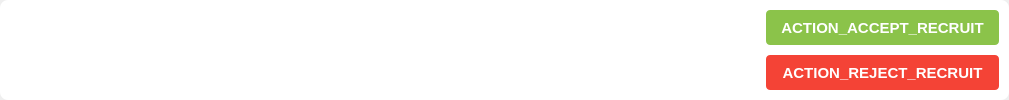
Scille/parsec-cloud, file parsec/core/gui/forms/enrollment_button.ui: the form before one commit.
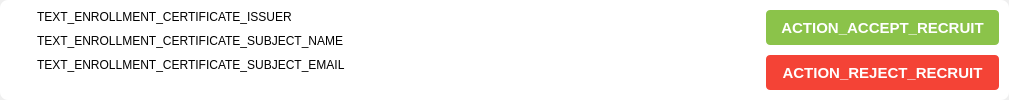
The form after the commit.

Commit message: [GUI] Use the new API for pki enrollments

The edit to the form file:
```diff
--- a/parsec/core/gui/forms/enrollment_button.ui
+++ b/parsec/core/gui/forms/enrollment_button.ui
@@ -109,24 +109,81 @@
        <number>10</number>
       </property>
       <item>
+       <widget class="QWidget" name="widget_cert_error" native="true">
        <layout class="QVBoxLayout" name="verticalLayout_2">
+         <property name="spacing">
+          <number>5</number>
+         </property>
         <property name="leftMargin">
-         <number>10</number>
-        </property>
+          <number>0</number>
+         </property>
+         <property name="topMargin">
+          <number>0</number>
+         </property>
         <property name="rightMargin">
-         <number>10</number>
-        </property>
+          <number>0</number>
+         </property>
+         <property name="bottomMargin">
+          <number>0</number>
+         </property>
         <item>
-         <widget class="QLabel" name="label_name">
-          <property name="sizePolicy">
-           <sizepolicy hsizetype="Expanding" vsizetype="Preferred">
-            <horstretch>0</horstretch>
-            <verstretch>0</verstretch>
-           </sizepolicy>
-          </property>
+          <widget class="QLabel" name="label_error">
+           <property name="text">
+            <string/>
+           </property>
+           <property name="wordWrap">
+            <bool>true</bool>
+           </property>
+          </widget>
+         </item>
+        </layout>
+       </widget>
+      </item>
+      <item>
+       <widget class="QWidget" name="widget_cert_infos" native="true">
+        <layout class="QFormLayout" name="formLayout">
+         <property name="horizontalSpacing">
+          <number>10</number>
+         </property>
+         <property name="verticalSpacing">
+          <number>10</number>
+         </property>
+         <property name="leftMargin">
+          <number>0</number>
+         </property>
+         <property name="topMargin">
+          <number>0</number>
+         </property>
+         <property name="rightMargin">
+          <number>0</number>
+         </property>
+         <property name="bottomMargin">
+          <number>0</number>
+         </property>
+         <item row="1" column="0">
+          <widget class="QLabel" name="label">
+           <property name="text">
+            <string>TEXT_ENROLLMENT_CERTIFICATE_SUBJECT_NAME</string>
+           </property>
+           <property name="wordWrap">
+            <bool>true</bool>
+           </property>
+          </widget>
+         </item>
+         <item row="0" column="0">
+          <widget class="QLabel" name="label_2">
+           <property name="text">
+            <string>TEXT_ENROLLMENT_CERTIFICATE_ISSUER</string>
+           </property>
+           <property name="wordWrap">
+            <bool>true</bool>
+           </property>
+          </widget>
+         </item>
+         <item row="0" column="1">
+          <widget class="QLabel" name="label_issuer">
           <property name="font">
            <font>
-            <pointsize>13</pointsize>
             <weight>75</weight>
             <bold>true</bold>
            </font>
@@ -134,27 +191,68 @@
           <property name="text">
            <string/>
           </property>
-         </widget>
-        </item>
-        <item>
+           <property name="wordWrap">
+            <bool>true</bool>
+           </property>
+          </widget>
+         </item>
+         <item row="2" column="0">
+          <widget class="QLabel" name="label_4">
+           <property name="text">
+            <string>TEXT_ENROLLMENT_CERTIFICATE_SUBJECT_EMAIL</string>
+           </property>
+           <property name="wordWrap">
+            <bool>true</bool>
+           </property>
+          </widget>
+         </item>
+         <item row="2" column="1">
          <widget class="QLabel" name="label_email">
-          <property name="sizePolicy">
-           <sizepolicy hsizetype="Expanding" vsizetype="Preferred">
-            <horstretch>0</horstretch>
-            <verstretch>0</verstretch>
-           </sizepolicy>
-          </property>
+           <property name="font">
+            <font>
+             <weight>75</weight>
+             <bold>true</bold>
+            </font>
+           </property>
+           <property name="text">
+            <string/>
+           </property>
+           <property name="wordWrap">
+            <bool>true</bool>
+           </property>
+          </widget>
+         </item>
+         <item row="1" column="1">
+          <widget class="QLabel" name="label_name">
           <property name="font">
            <font>
-            <pointsize>12</pointsize>
+             <weight>75</weight>
+             <bold>true</bold>
            </font>
           </property>
           <property name="text">
            <string/>
           </property>
+           <property name="wordWrap">
+            <bool>true</bool>
+           </property>
          </widget>
         </item>
        </layout>
+       </widget>
+      </item>
+      <item>
+       <spacer name="horizontalSpacer">
+        <property name="orientation">
+         <enum>Qt::Horizontal</enum>
+        </property>
+        <property name="sizeHint" stdset="0">
+         <size>
+          <width>40</width>
+          <height>20</height>
+         </size>
+        </property>
+       </spacer>
       </item>
       <item>
        <layout class="QVBoxLayout" name="verticalLayout_4">
@@ -172,7 +270,7 @@
          </widget>
         </item>
         <item>
-         <widget class="QLabel" name="label_certif">
+         <widget class="QLabel" name="label_cert_validity">
           <property name="font">
            <font>
             <weight>75</weight>
```
Lines whose indentation alone changed are shown as unchanged. The commit also changes 8 other files.
